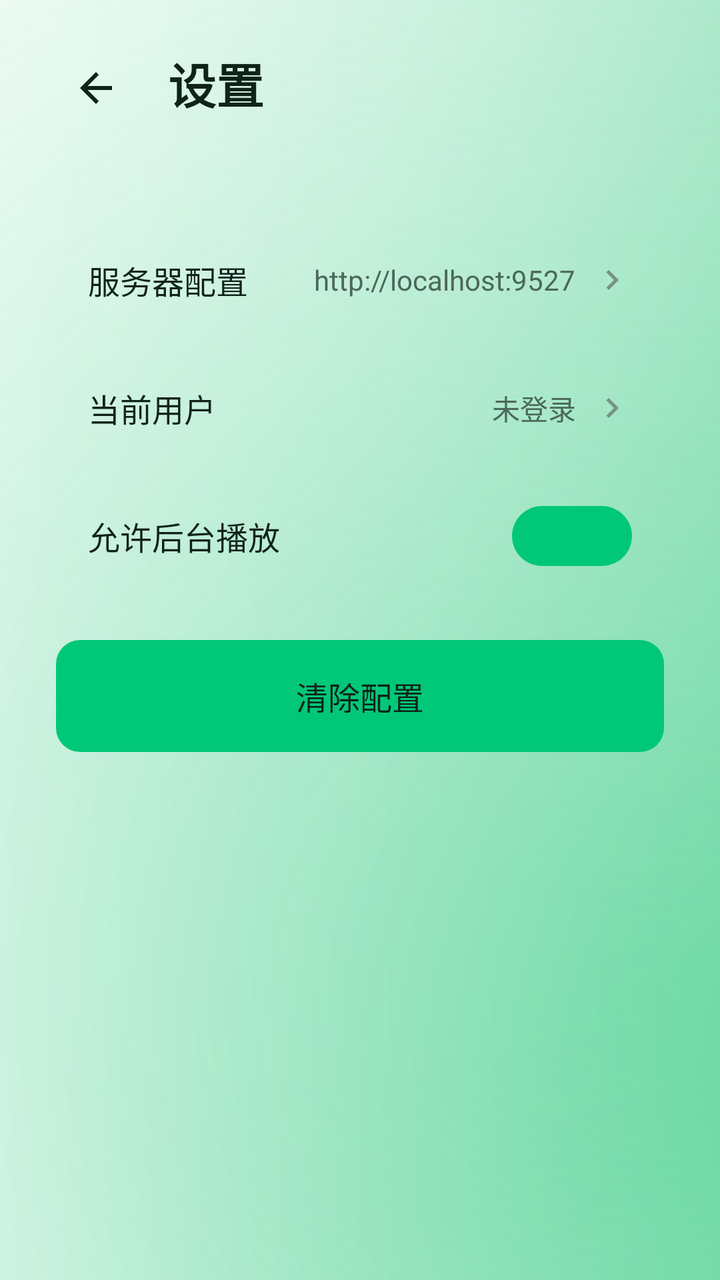
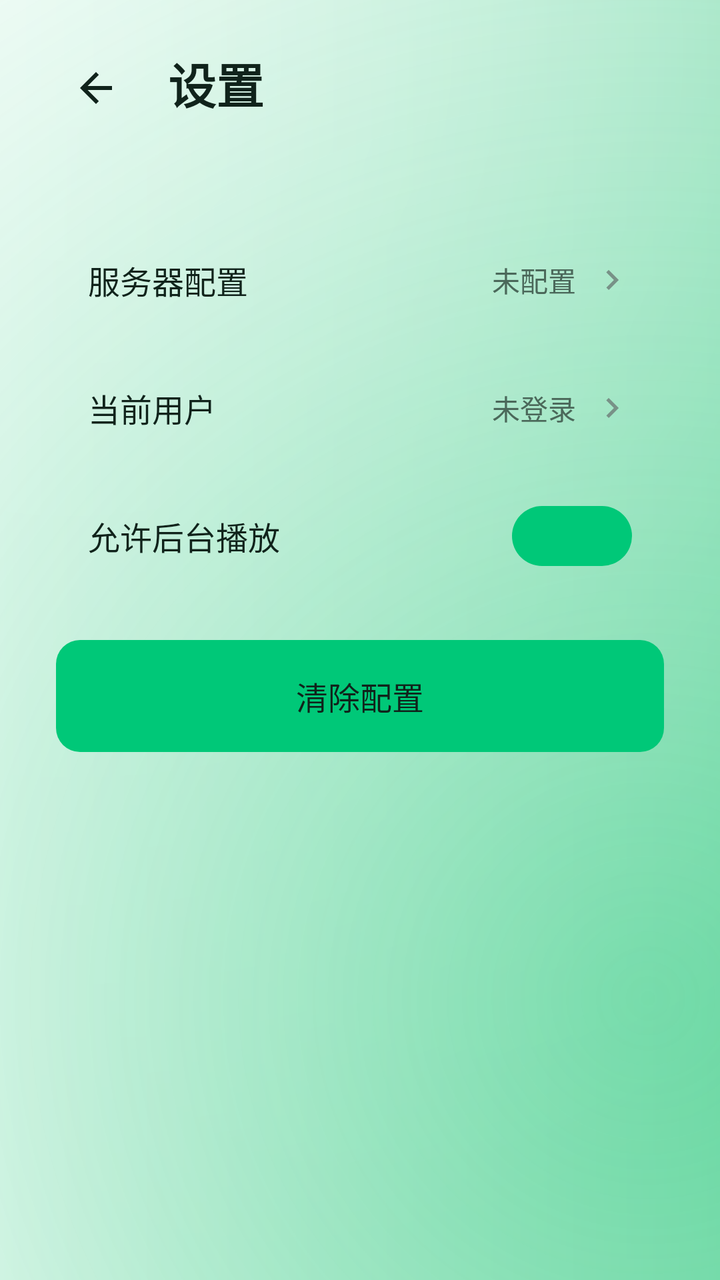

An Android layout rendered at two revisions. The XML below is the earlier revision; the diff shows what the commit changed to produce the second picture.
<!-- AndroidManifest.xml: application theme AppTheme.NoActionBar -->
<!-- res/layout/activity_settings.xml -->
<?xml version="1.0" encoding="utf-8"?>
<androidx.constraintlayout.widget.ConstraintLayout xmlns:android="http://schemas.android.com/apk/res/android"
    xmlns:app="http://schemas.android.com/apk/res-auto"
    android:layout_width="match_parent"
    android:layout_height="match_parent"
    android:background="@drawable/bg_app_gradient"
    android:nextFocusLeft="@id/tabSettings">

    
    <LinearLayout
        android:id="@+id/topBar"
        android:layout_width="0dp"
        android:layout_height="@dimen/lx_title_height"
        android:orientation="horizontal"
        android:gravity="top"
        android:paddingStart="@dimen/lx_title_gutter"
        android:paddingEnd="@dimen/lx_title_gutter"
        android:paddingTop="@dimen/lx_title_top"
        android:background="@android:color/transparent"
        app:layout_constraintStart_toStartOf="parent"
        app:layout_constraintEnd_toEndOf="parent"
        app:layout_constraintTop_toTopOf="parent">

        <ImageButton
            android:id="@+id/btnBack"
            android:layout_width="40dp"
            android:layout_height="40dp"
            android:src="@drawable/ic_back"
            android:background="@drawable/btn_focused_circle"
            android:scaleType="centerInside"
            android:padding="8dp"
            app:tint="@color/lx_text_primary"
            android:focusable="true"
            android:contentDescription="返回" />

        <TextView
            android:layout_width="0dp"
            android:layout_height="wrap_content"
            android:layout_weight="1"
            android:text="设置"
            android:textSize="24sp"
            android:textStyle="bold"
            android:textColor="@color/lx_text_primary"
            android:layout_marginStart="16dp" />

    </LinearLayout>

    
    <ScrollView
        android:layout_width="0dp"
        android:layout_height="0dp"
        android:fillViewport="true"
        app:layout_constraintStart_toStartOf="parent"
        app:layout_constraintEnd_toEndOf="parent"
        app:layout_constraintTop_toBottomOf="@+id/topBar"
        app:layout_constraintBottom_toBottomOf="parent">

        <LinearLayout
            android:layout_width="match_parent"
            android:layout_height="match_parent"
            android:orientation="vertical"
            android:paddingStart="28dp"
            android:paddingEnd="28dp"
            android:paddingTop="24dp"
            android:paddingBottom="24dp">

            
            <LinearLayout
                android:id="@+id/layoutServerConfig"
                android:layout_width="match_parent"
                android:layout_height="56dp"
                android:orientation="horizontal"
                android:gravity="center_vertical"
                android:background="@drawable/selector_item_bg"
                android:paddingStart="16dp"
                android:paddingEnd="16dp"
                android:focusable="true"
                android:clickable="true"
                android:nextFocusLeft="@id/tabSettings">

                <TextView
                    android:layout_width="0dp"
                    android:layout_height="wrap_content"
                    android:layout_weight="1"
                    android:text="服务器配置"
                    android:textSize="16sp"
                    android:textColor="@color/lx_text_primary" />

                <TextView
                    android:id="@+id/tvServerUrl"
                    android:layout_width="wrap_content"
                    android:layout_height="wrap_content"
                    android:text="http://localhost:9527"
                    android:textSize="14sp"
                    android:textColor="@color/lx_text_secondary" />

                <ImageView
                    android:layout_width="20dp"
                    android:layout_height="20dp"
                    android:src="@drawable/ic_chevron_right"
                    android:layout_marginStart="8dp"
                    app:tint="@color/lx_text_muted" />

            </LinearLayout>

            
            <LinearLayout
                android:id="@+id/layoutUserInfo"
                android:layout_width="match_parent"
                android:layout_height="56dp"
                android:orientation="horizontal"
                android:gravity="center_vertical"
                android:background="@drawable/selector_item_bg"
                android:paddingStart="16dp"
                android:paddingEnd="16dp"
                android:layout_marginTop="8dp"
                android:focusable="true"
                android:clickable="true"
                android:nextFocusLeft="@id/tabSettings">

                <TextView
                    android:layout_width="0dp"
                    android:layout_height="wrap_content"
                    android:layout_weight="1"
                    android:text="当前用户"
                    android:textSize="16sp"
                    android:textColor="@color/lx_text_primary" />

                <TextView
                    android:id="@+id/tvUsername"
                    android:layout_width="wrap_content"
                    android:layout_height="wrap_content"
                    android:text="未登录"
                    android:textSize="14sp"
                    android:textColor="@color/lx_text_secondary" />

                <ImageView
                    android:layout_width="20dp"
                    android:layout_height="20dp"
                    android:src="@drawable/ic_chevron_right"
                    android:layout_marginStart="8dp"
                    app:tint="@color/lx_text_muted" />

            </LinearLayout>

            
            <LinearLayout
                android:id="@+id/layoutBackgroundPlay"
                android:layout_width="match_parent"
                android:layout_height="56dp"
                android:orientation="horizontal"
                android:gravity="center_vertical"
                android:background="@drawable/selector_item_bg"
                android:paddingStart="16dp"
                android:paddingEnd="16dp"
                android:layout_marginTop="8dp"
                android:focusable="true"
                android:clickable="true"
                android:nextFocusLeft="@id/tabSettings">

                <TextView
                    android:layout_width="0dp"
                    android:layout_height="wrap_content"
                    android:layout_weight="1"
                    android:text="允许后台播放"
                    android:textSize="16sp"
                    android:textColor="@color/lx_text_primary" />

                <ImageButton
                    android:id="@+id/btnBackgroundPlay"
                    android:layout_width="60dp"
                    android:layout_height="30dp"
                    android:background="@drawable/toggle_on"
                    android:scaleType="centerInside"
                    android:clickable="true"
                    android:focusable="true"
                    android:contentDescription="允许后台播放" />

            </LinearLayout>

            
            <LinearLayout
                android:id="@+id/layoutLogout"
                android:layout_width="match_parent"
                android:layout_height="56dp"
                android:orientation="vertical"
                android:gravity="center"
                android:background="@drawable/bg_btn_primary"
                android:layout_marginTop="24dp"
                android:focusable="true"
                android:clickable="true">

                <TextView
                    android:layout_width="wrap_content"
                    android:layout_height="wrap_content"
                    android:text="清除配置"
                    android:textSize="16sp"
                    android:textColor="@color/lx_text_primary" />

            </LinearLayout>

        </LinearLayout>

    </ScrollView>

</androidx.constraintlayout.widget.ConstraintLayout>
<!-- resources referenced by this layout -->
<resources>
  <color name="lx_text_muted">#789187</color>
  <color name="lx_text_primary">#10231B</color>
  <color name="lx_text_secondary">#4B685A</color>
  <dimen name="lx_title_gutter">28dp</dimen>
  <dimen name="lx_title_height">88dp</dimen>
  <dimen name="lx_title_top">24dp</dimen>
  <!-- drawable btn_focused_circle (drawable) -->
  <?xml version="1.0" encoding="utf-8"?>
  <selector xmlns:android="http://schemas.android.com/apk/res/android">
      <item android:state_focused="true">
          <shape android:shape="oval">
              <solid android:color="@color/lx_bg_focus" />
              <stroke android:width="2dp" android:color="@color/lx_focus_ring" />
          </shape>
      </item>
      <item>
          <shape android:shape="oval">
              <solid android:color="#00000000" />
          </shape>
      </item>
  </selector>
  <!-- drawable ic_back (drawable) -->
  <?xml version="1.0" encoding="utf-8"?>
  <vector xmlns:android="http://schemas.android.com/apk/res/android"
      android:width="24dp"
      android:height="24dp"
      android:viewportWidth="24"
      android:viewportHeight="24">
      <path
          android:fillColor="#FFFFFF"
          android:pathData="M20,11H7.83l5.59,-5.59L12,4l-8,8 8,8 1.41,-1.41L7.83,13H20v-2z"/>
  </vector>
  <!-- drawable ic_chevron_right (drawable) -->
  <?xml version="1.0" encoding="utf-8"?>
  <vector xmlns:android="http://schemas.android.com/apk/res/android"
      android:width="24dp"
      android:height="24dp"
      android:viewportWidth="24"
      android:viewportHeight="24">
      <path
          android:fillColor="#FF000000"
          android:pathData="M10,6L8.59,7.41L13.17,12l-4.58,4.59L10,18l6,-6z"/>
  </vector>
  <!-- drawable toggle_on (drawable) -->
  <?xml version="1.0" encoding="utf-8"?>
  <shape xmlns:android="http://schemas.android.com/apk/res/android"
      android:shape="rectangle">
      <solid android:color="@color/lx_brand"/>
      <corners android:radius="15dp"/>
  </shape>
  <style name="AppTheme.NoActionBar" parent="AppTheme">
          <item name="windowActionBar">false</item>
          <item name="windowNoTitle">true</item>
          <item name="android:windowBackground">@color/lx_bg_canvas</item>
      </style>
  <color name="lx_brand_pressed">#00A965</color>
  <color name="lx_brand">#00C878</color>
  <color name="lx_focus_ring">#00A965</color>
  <color name="lx_bg_focus">#DFF8ED</color>
  <color name="lx_brand_soft">#3320C878</color>
  <style name="AppTheme" parent="Theme.AppCompat">
          <item name="colorPrimary">@color/colorPrimary</item>
          <item name="colorPrimaryDark">@color/colorPrimaryDark</item>
          <item name="colorAccent">@color/colorAccent</item>
          <item name="android:colorAccent">@color/lx_brand</item>
          <item name="android:windowBackground">@color/lx_bg_canvas</item>
          <item name="android:navigationBarColor">@color/lx_bg_canvas</item>
          <item name="android:statusBarColor">@color/lx_bg_canvas</item>
          <item name="android:windowLightNavigationBar">true</item>
          <item name="android:windowLightStatusBar">true</item>
          <item name="android:textColorPrimary">@color/lx_text_primary</item>
          <item name="android:textColorSecondary">@color/lx_text_secondary</item>
          <item name="android:windowActionModeOverlay">true</item>
      </style>
  <color name="lx_bg_canvas">#F3F8F5</color>
  <color name="colorPrimary">@color/lx_brand</color>
  <color name="colorPrimaryDark">@color/lx_brand_pressed</color>
  <color name="colorAccent">@color/lx_brand</color>
  <!-- unchanged entries left out for length: 3 -->
</resources>

<!-- the commit's change to res/layout/activity_settings.xml (unified diff, before → after) -->
@@ -90,7 +90,7 @@
                     android:id="@+id/tvServerUrl"
                     android:layout_width="wrap_content"
                     android:layout_height="wrap_content"
-                    android:text="http://localhost:9527"
+                    android:text="未配置"
                     android:textSize="14sp"
                     android:textColor="@color/lx_text_secondary" />
 
<!-- resource entries referenced after the edit -->
@@ -60,7 +60,9 @@
   <color name="lx_focus_ring">#00A965</color>
   <color name="lx_bg_focus">#DFF8ED</color>
   <color name="lx_brand_soft">#3320C878</color>
-  <style name="AppTheme" parent="Theme.AppCompat">
+  <style name="AppTheme" parent="BaseAppTheme" />
+  <color name="lx_bg_canvas">#F3F8F5</color>
+  <style name="BaseAppTheme" parent="Theme.AppCompat">
           <item name="colorPrimary">@color/colorPrimary</item>
           <item name="colorPrimaryDark">@color/colorPrimaryDark</item>
           <item name="colorAccent">@color/colorAccent</item>
@@ -68,13 +70,10 @@
           <item name="android:windowBackground">@color/lx_bg_canvas</item>
           <item name="android:navigationBarColor">@color/lx_bg_canvas</item>
           <item name="android:statusBarColor">@color/lx_bg_canvas</item>
-          <item name="android:windowLightNavigationBar">true</item>
-          <item name="android:windowLightStatusBar">true</item>
           <item name="android:textColorPrimary">@color/lx_text_primary</item>
           <item name="android:textColorSecondary">@color/lx_text_secondary</item>
           <item name="android:windowActionModeOverlay">true</item>
       </style>
-  <color name="lx_bg_canvas">#F3F8F5</color>
   <color name="colorPrimary">@color/lx_brand</color>
   <color name="colorPrimaryDark">@color/lx_brand_pressed</color>
   <color name="colorAccent">@color/lx_brand</color>
